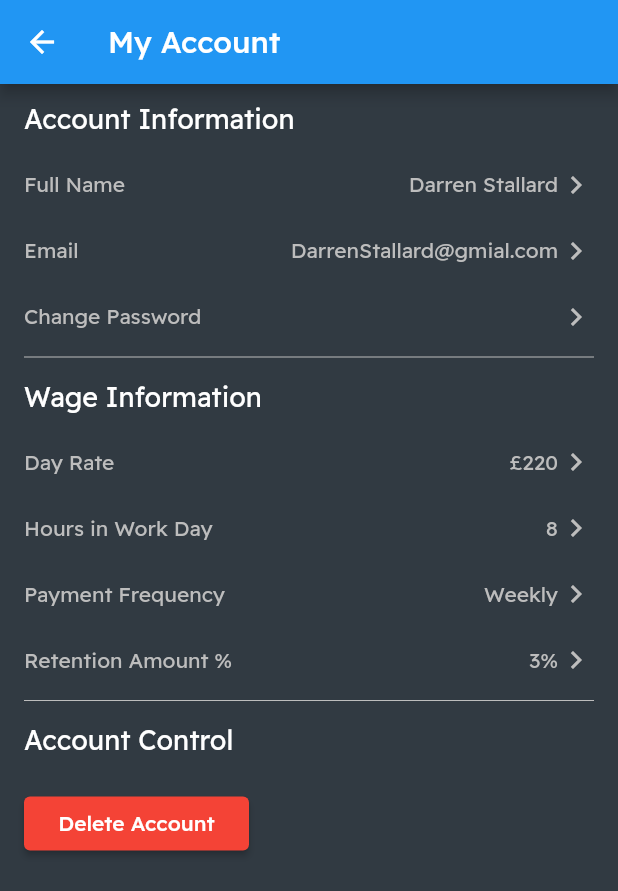
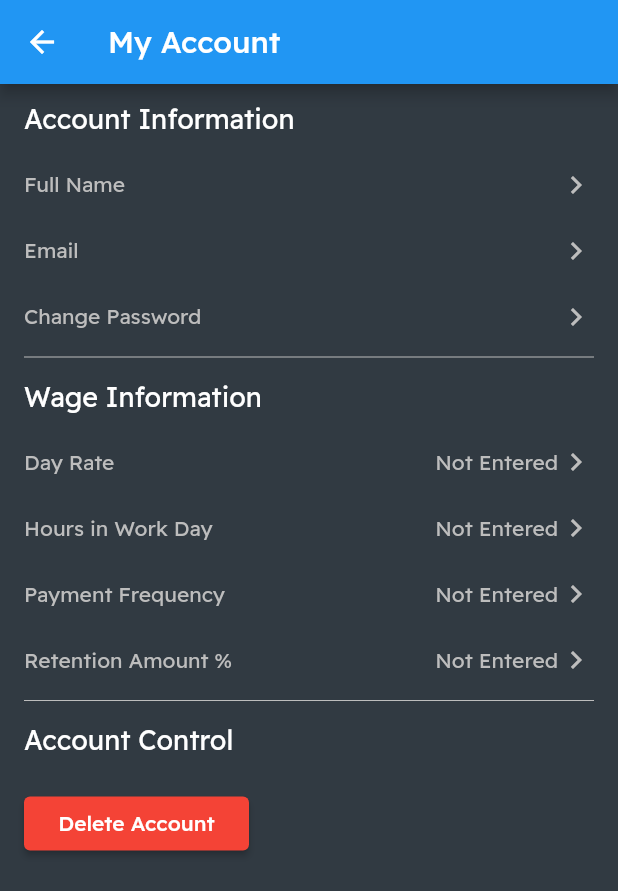
Before and after one commit to stalliardo/builders-hours-diary, a Flutter app: the AccountScreen screen opened directly, on a phone screen of 412 x 824 dp. Shown: the top 891 px of the screen. Run offline on Flutter 3.47's test engine with Material 2 defaults, Android fonts, the phone set to English and light mode, and no system bars; our stand-ins replace cloud_firestore, email_validator, firebase_auth, firebase_core; accounts and stored records are empty.

Commit message:
Checked if the user has entered certain properties and if not displayed "Not Entered"

```diff
--- a/b_h_d/lib/models/user.dart
+++ b/b_h_d/lib/models/user.dart
@@ -6,6 +6,10 @@ class MyUser {
   String? fullName;
   Timestamp? accountCreated;
   bool? hasEneteredWageInfo;
+  double? dayRate;
+  double? hoursInWorkDay;
+  double? retentionAmount;
+  String? paymentFrequency;
 
   MyUser({
     this.uid,
--- a/b_h_d/lib/screens/account/account.dart
+++ b/b_h_d/lib/screens/account/account.dart
@@ -1,4 +1,7 @@
+import 'package:b_h_d/models/user.dart';
+import 'package:b_h_d/services/authentication.dart';
 import 'package:flutter/material.dart';
+import 'package:provider/provider.dart';
 
 class AccountScreen extends StatefulWidget {
   AccountScreen({Key? key}) : super(key: key);
@@ -10,6 +13,9 @@ class AccountScreen extends StatefulWidget {
 class _AccountScreenState extends State<AccountScreen> {
   @override
   Widget build(BuildContext context) {
+    Auth _auth = Provider.of<Auth>(context);
+    MyUser? _user = _auth.user;
+
     return Scaffold(
         appBar: AppBar(
           title: Text("My Account"),
@@ -17,18 +23,13 @@ class _AccountScreenState extends State<AccountScreen> {
         body: ListView(
           padding: EdgeInsets.symmetric(horizontal: 16, vertical: 12),
           children: <Widget>[
-            // SizedBox(
-            //   height: 20,
-            // ),
             Text(
               "Account Information",
               style: TextStyle(color: Colors.white, fontSize: 18),
             ),
-
             SizedBox(
               height: 20,
             ),
-
             InkWell(
               onTap: () {
                 print("InkWell cklciked");
@@ -43,7 +44,7 @@ class _AccountScreenState extends State<AccountScreen> {
                   Row(
                     children: <Widget>[
                       Text(
-                        "Darren Stallard",
+                        _user!.fullName.toString(),
                         style: TextStyle(color: Colors.grey[400]),
                       ),
                       Icon(Icons.chevron_right, color: Colors.grey[400]),
@@ -69,7 +70,7 @@ class _AccountScreenState extends State<AccountScreen> {
                   Row(
                     children: <Widget>[
                       Text(
-                        "DarrenStallard@gmial.com",
+                        _user.email.toString(),
                         style: TextStyle(color: Colors.grey[400]),
                       ),
                       Icon(Icons.chevron_right, color: Colors.grey[400]),
@@ -96,21 +97,17 @@ class _AccountScreenState extends State<AccountScreen> {
                 ],
               ),
             ),
-
             Divider(
               height: 30,
               color: Colors.grey[400],
             ),
-
             Text(
               "Wage Information",
               style: TextStyle(color: Colors.white, fontSize: 18),
             ),
-
             SizedBox(
               height: 20,
             ),
-
             InkWell(
               onTap: () {
                 print("InkWell cklciked");
@@ -125,7 +122,7 @@ class _AccountScreenState extends State<AccountScreen> {
                   Row(
                     children: <Widget>[
                       Text(
-                        "£220",
+                        _user.dayRate == null ? "Not Entered" : _user.dayRate.toString(),
                         style: TextStyle(color: Colors.grey[400]),
                       ),
                       Icon(Icons.chevron_right, color: Colors.grey[400]),
@@ -134,11 +131,9 @@ class _AccountScreenState extends State<AccountScreen> {
                 ],
               ),
             ),
-
             SizedBox(
               height: 20,
             ),
-
             InkWell(
               onTap: () {
                 print("InkWell cklciked");
@@ -153,7 +148,7 @@ class _AccountScreenState extends State<AccountScreen> {
                   Row(
                     children: <Widget>[
                       Text(
-                        "8",
+                        _user.hoursInWorkDay == null ? "Not Entered" : _user.hoursInWorkDay.toString(),
                         style: TextStyle(color: Colors.grey[400]),
                       ),
                       Icon(Icons.chevron_right, color: Colors.grey[400]),
@@ -162,11 +157,9 @@ class _AccountScreenState extends State<AccountScreen> {
                 ],
               ),
             ),
-
             SizedBox(
               height: 20,
             ),
-
             InkWell(
               onTap: () {
                 print("InkWell cklciked");
@@ -180,9 +173,8 @@ class _AccountScreenState extends State<AccountScreen> {
                   ),
                   Row(
                     children: <Widget>[
-                      // TODO drop down button
                       Text(
-                        "Weekly",
+                        _user.paymentFrequency == null ? "Not Entered" : _user.paymentFrequency.toString(),
                         style: TextStyle(color: Colors.grey[400]),
                       ),
                       Icon(Icons.chevron_right, color: Colors.grey[400]),
@@ -191,11 +183,9 @@ class _AccountScreenState extends State<AccountScreen> {
                 ],
               ),
             ),
-
             SizedBox(
               height: 20,
             ),
-
             InkWell(
               onTap: () {
                 print("InkWell cklciked");
@@ -210,7 +200,7 @@ class _AccountScreenState extends State<AccountScreen> {
                   Row(
                     children: <Widget>[
                       Text(
-                        "3%",
+                        _user.retentionAmount == null ? "Not Entered" : _user.retentionAmount.toString(),
                         style: TextStyle(color: Colors.grey[400]),
                       ),
                       Icon(Icons.chevron_right, color: Colors.grey[400]),
@@ -219,21 +209,17 @@ class _AccountScreenState extends State<AccountScreen> {
                 ],
               ),
             ),
-
             Divider(
               height: 30,
               color: Colors.grey[400],
             ),
-
             Text(
               "Account Control",
               style: TextStyle(color: Colors.white, fontSize: 18),
             ),
-
             SizedBox(
               height: 20,
             ),
-
             Row(
               children: <Widget>[
                 Container(
```
